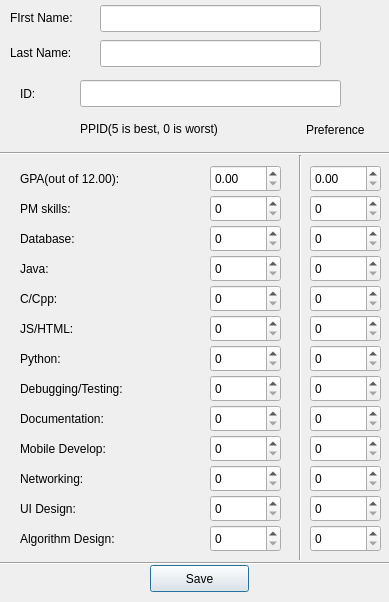
forshakuras/3004, file d2/profilewindow.ui: the form before one commit.
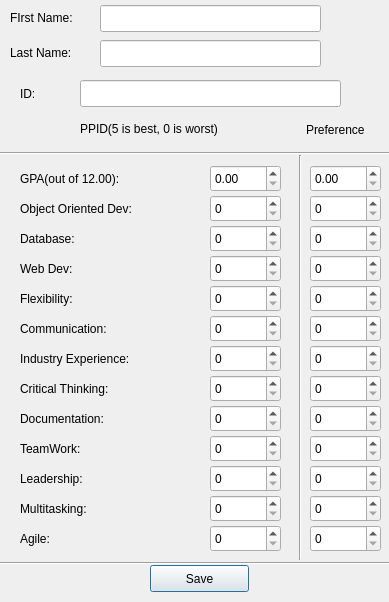
The form after the commit.

The edit to the form file:
```diff
--- a/d2/profilewindow.ui
+++ b/d2/profilewindow.ui
@@ -119,12 +119,12 @@
     <rect>
      <x>20</x>
      <y>200</y>
-     <width>67</width>
+     <width>161</width>
      <height>17</height>
     </rect>
    </property>
    <property name="text">
-    <string>PM skills:</string>
+    <string>Object Oriented Dev:</string>
    </property>
   </widget>
   <widget class="QLabel" name="label_6">
@@ -150,7 +150,7 @@
     </rect>
    </property>
    <property name="text">
-    <string>Java:</string>
+    <string>Web Dev:</string>
    </property>
   </widget>
   <widget class="QLabel" name="label_8">
@@ -158,12 +158,12 @@
     <rect>
      <x>20</x>
      <y>290</y>
-     <width>67</width>
+     <width>111</width>
      <height>17</height>
     </rect>
    </property>
    <property name="text">
-    <string>C/Cpp:</string>
+    <string>Flexibility:</string>
    </property>
   </widget>
   <widget class="QLabel" name="label_9">
@@ -171,12 +171,12 @@
     <rect>
      <x>20</x>
      <y>320</y>
-     <width>67</width>
+     <width>121</width>
      <height>17</height>
     </rect>
    </property>
    <property name="text">
-    <string>JS/HTML:</string>
+    <string>Communication:</string>
    </property>
   </widget>
   <widget class="QLabel" name="label_10">
@@ -184,12 +184,12 @@
     <rect>
      <x>20</x>
      <y>350</y>
-     <width>67</width>
+     <width>151</width>
      <height>17</height>
     </rect>
    </property>
    <property name="text">
-    <string>Python:</string>
+    <string>Industry Experience:</string>
    </property>
   </widget>
   <widget class="QLabel" name="label_11">
@@ -202,7 +202,7 @@
     </rect>
    </property>
    <property name="text">
-    <string>Debugging/Testing:</string>
+    <string>Critical Thinking:</string>
    </property>
   </widget>
   <widget class="QLabel" name="label_12">
@@ -228,7 +228,7 @@
     </rect>
    </property>
    <property name="text">
-    <string>Mobile Develop:</string>
+    <string>TeamWork:</string>
    </property>
   </widget>
   <widget class="QLabel" name="label_14">
@@ -241,7 +241,7 @@
     </rect>
    </property>
    <property name="text">
-    <string>Networking:</string>
+    <string>Leadership:</string>
    </property>
   </widget>
   <widget class="QLabel" name="label_15">
@@ -249,12 +249,12 @@
     <rect>
      <x>20</x>
      <y>500</y>
-     <width>81</width>
+     <width>91</width>
      <height>17</height>
     </rect>
    </property>
    <property name="text">
-    <string>UI Design:</string>
+    <string>Multitasking:</string>
    </property>
   </widget>
   <widget class="QLabel" name="label_16">
@@ -267,7 +267,7 @@
     </rect>
    </property>
    <property name="text">
-    <string>Algorithm Design:</string>
+    <string>Agile:</string>
    </property>
   </widget>
   <widget class="QSpinBox" name="pmSpin">
```
Left out of the diff: 40 changed lines with no effect on the pictures.
